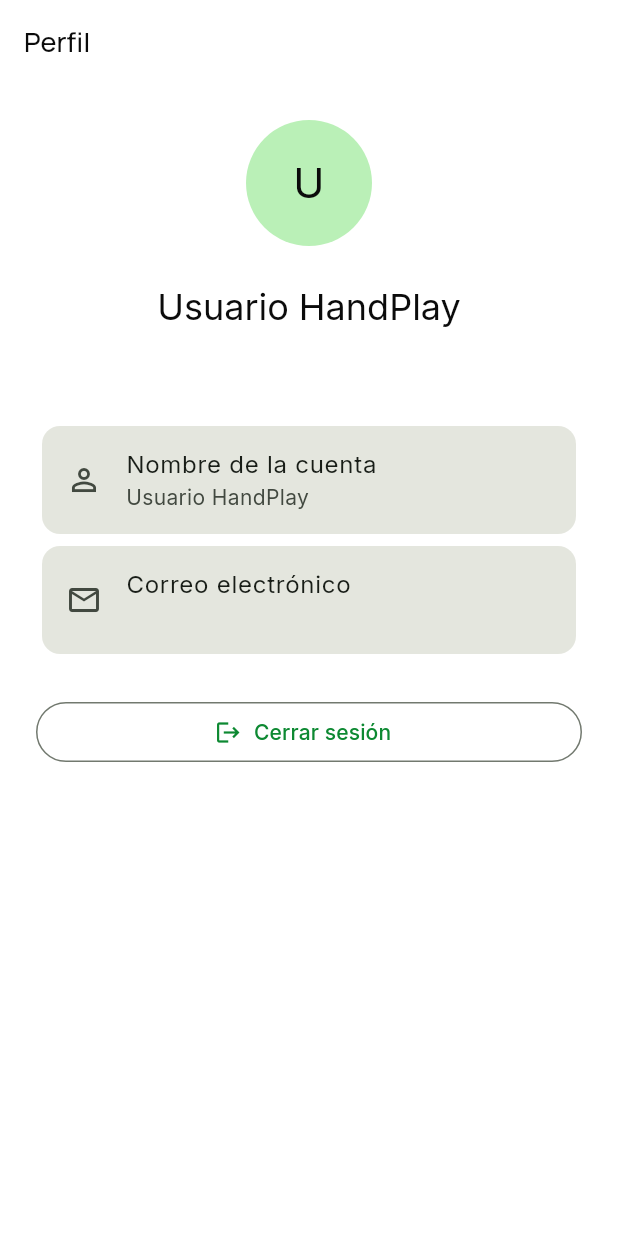
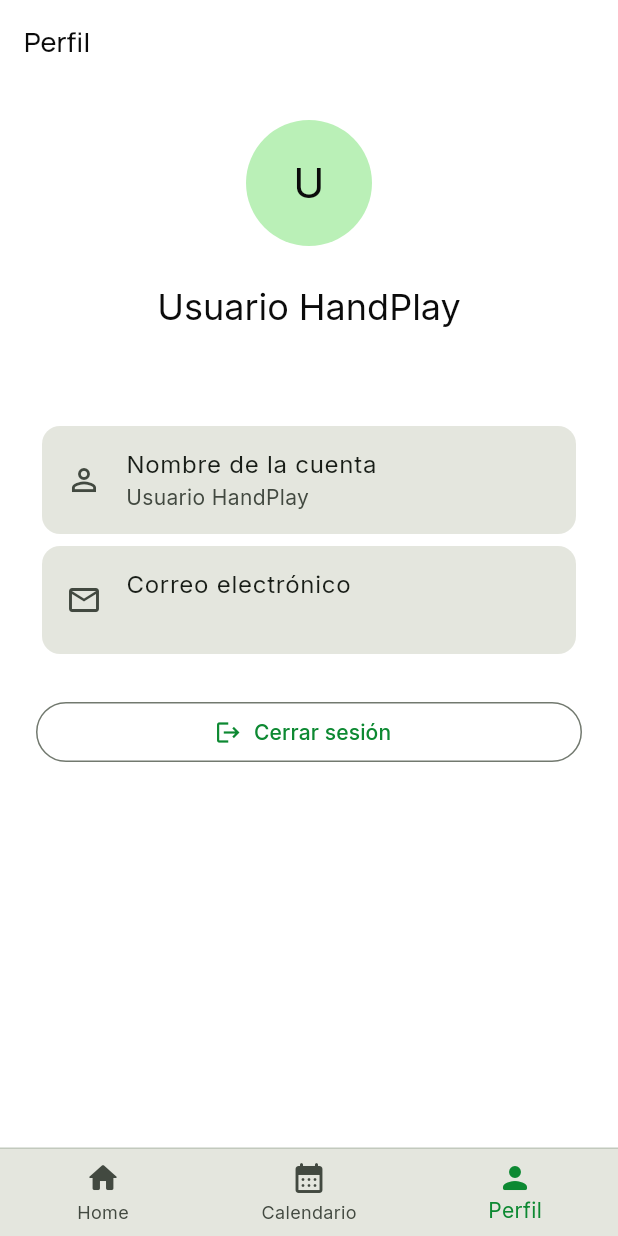
Before and after one commit to tatiana1104/handplay_demo, a Flutter app: the ProfileScreen screen opened by its route, on a phone screen of 412 x 824 dp. Run offline on Flutter 3.47's test engine with Material 3 defaults, Android fonts, the phone set to English and light mode, and no system bars; our stand-ins replace dartz, equatable, firebase_auth, firebase_core, flutter_bloc, get_it and 3 more; accounts and stored records are empty.

```diff
--- a/lib/features/auth/presentation/screens/profile_screen.dart
+++ b/lib/features/auth/presentation/screens/profile_screen.dart
@@ -5,6 +5,7 @@ import '../bloc/auth_bloc.dart';
 import '../bloc/auth_event.dart';
 import '../bloc/auth_state.dart';
 import '../../domain/entities/app_user.dart';
+import '../../../../shared/widgets/app_bottom_navigation_bar.dart';
 
 /// Vista de la cuenta actualmente autenticada.
 /// Firebase Auth es la fuente de verdad para el correo y el nombre visible.
@@ -20,6 +21,9 @@ class ProfileScreen extends StatelessWidget {
 
     return Scaffold(
       appBar: AppBar(title: const Text('Perfil')),
+      // La barra inferior se mantiene también en el perfil para que todos
+      // los roles puedan regresar al home o consultar las demás secciones.
+      bottomNavigationBar: const AppBottomNavigationBar(selectedIndex: 2),
       body: ListView(
         padding: const EdgeInsets.all(24),
         children: [
```
Also changed, not shown: 1 other file.
